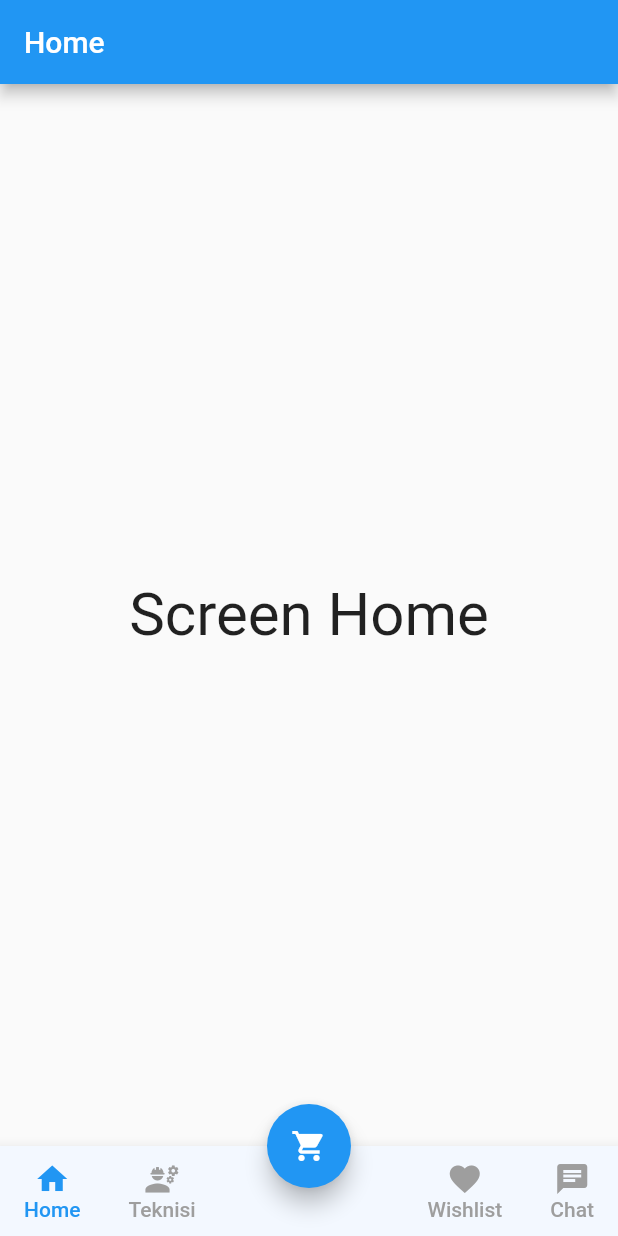
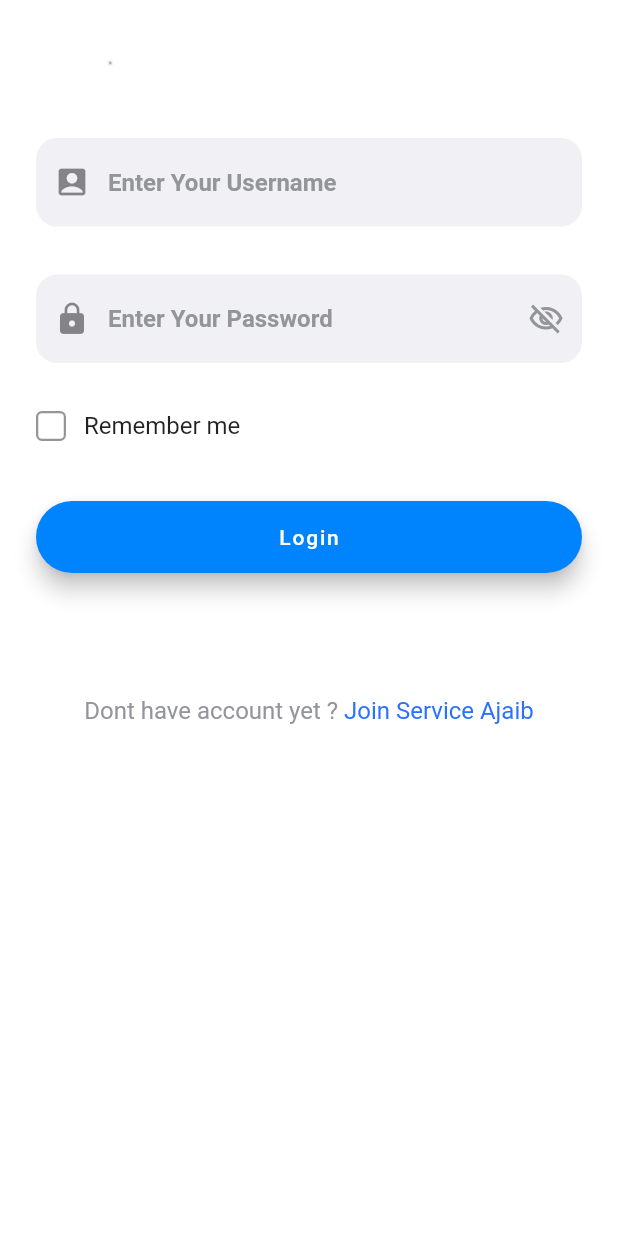
Before and after one commit to anommudita/serviceajaib, a Flutter app: the screen it shows after launch, on a phone screen of 412 x 824 dp. Run offline on Flutter 3.47's test engine with Material 2 defaults, Android fonts, the phone set to English and light mode, and no system bars.

Commit message:
upload file

```diff
--- /dev/null
+++ b/service_ajaib/lib/auth/login.dart
@@ -0,0 +1,181 @@
+import 'package:flutter/cupertino.dart';
+import 'package:flutter/material.dart';
+import 'package:service_ajaib/auth/regist.dart';
+import 'package:service_ajaib/auth/theme.dart';
+import 'package:service_ajaib/main.dart';
+import 'package:service_ajaib/widgets/custom_checkbox.dart';
+import 'package:service_ajaib/widgets/primary_button.dart';
+import '../bottom_navigator/bottomnav.dart';
+
+class LoginPage extends StatefulWidget {
+  const LoginPage({Key? key}) : super(key: key);
+
+  @override
+  _LoginPageState createState() => _LoginPageState();
+}
+
+class _LoginPageState extends State<LoginPage> {
+  bool passwordVisible = false;
+  void togglePassword() {
+    setState(() {
+      passwordVisible = !passwordVisible;
+    });
+  }
+
+  @override
+  Widget build(BuildContext context) {
+    return Scaffold(
+      backgroundColor: Colors.white,
+      body: Center(
+        child: Padding(
+          padding: EdgeInsets.fromLTRB(24, 40, 24, 0),
+          child: Column(
+            crossAxisAlignment: CrossAxisAlignment.start,
+            children: [
+              Column(
+                crossAxisAlignment: CrossAxisAlignment.start,
+                children: [
+                  Image.asset(
+                    'assets/images/logoSA.jpeg',
+                    width: 99,
+                    height: 4,
+                  )
+                ],
+              ),
+              SizedBox(
+                height: 48,
+              ),
+              Form(
+                  child: Column(
+                children: <Widget>[
+                  Container(
+                    decoration: BoxDecoration(
+                        color: textWhiteGrey,
+                        borderRadius: BorderRadius.circular(14)),
+                    child: TextFormField(
+                      decoration: InputDecoration(
+                          prefixIcon: Icon(Icons.account_box),
+                          hintText: 'Enter Your Username',
+                          hintStyle: heading6.copyWith(color: textGrey),
+                          border:
+                              OutlineInputBorder(borderSide: BorderSide.none)),
+                    ),
+                  ),
+                  SizedBox(
+                    height: 32,
+                  ),
+                  Container(
+                    decoration: BoxDecoration(
+                        color: textWhiteGrey,
+                        borderRadius: BorderRadius.circular(14)),
+                    child: TextFormField(
+                      obscureText: !passwordVisible,
+                      decoration: InputDecoration(
+                          prefixIcon: Icon(Icons.lock),
+                          hintText: 'Enter Your Password',
+                          hintStyle: heading6.copyWith(color: textGrey),
+                          suffixIcon: IconButton(
+                            color: textGrey,
+                            splashRadius: 1,
+                            icon: Icon(passwordVisible
+                                ? Icons.visibility_outlined
+                                : Icons.visibility_off_outlined),
+                            onPressed: togglePassword,
+                          ),
+                          border:
+                              OutlineInputBorder(borderSide: BorderSide.none)),
+                    ),
+                  )
+                ],
+              )),
+              SizedBox(
+                height: 32,
+              ),
+              Row(
+                mainAxisAlignment: MainAxisAlignment.start,
+                children: [
+                  CustomCheckbox(),
+                  SizedBox(
+                    width: 12,
+                  ),
+                  Text(
+                    'Remember me',
+                    style: regular16pt,
+                  )
+                ],
+              ),
+              SizedBox(
+                height: 32,
+              ),
+              InkWell(
+                child: Container(
+                  padding: EdgeInsets.symmetric(vertical: 8.0),
+                  width: double.infinity,
+                  child: FloatingActionButton.extended(
+                      heroTag: "login",
+                      backgroundColor: const Color(0xff0084FE),
+                      onPressed: () {
+                        Route route = MaterialPageRoute(
+                            builder: (context) => MyHomePage(title: 'home'));
+                        Navigator.push(context, route);
+                      },
+                      label: const Text("Login")),
+                  /*child: Text(
+              'Login',
+              style: TextStyle(color: Colors.indigo[500]),
+              textAlign: TextAlign.center,
+            ),
+            decoration: BoxDecoration(
+              color: Colors.white,
+              borderRadius: BorderRadius.circular(30.0),
+            ),*/
+                ),
+              ),
+              SizedBox(
+                height: 24,
+              ),
+              // Center(
+              //   child: Text(
+              //     'Or',
+              //     style: heading6.copyWith(color: textGrey),
+              //   ),
+              // ),
+              // SizedBox(
+              //   height: 24,
+              // ),
+              // CustomPrimaryButton(
+              //   buttonColor: colorLight,
+              //   textValue: 'Login with Google',
+              //   textColor: textBlack,
+              // ),
+              SizedBox(
+                height: 50,
+              ),
+              Row(
+                mainAxisAlignment: MainAxisAlignment.center,
+                children: [
+                  Text(
+                    'Dont have account yet ? ',
+                    style: regular16pt.copyWith(color: textGrey),
+                  ),
+                  GestureDetector(
+                    onTap: () {
+                      Navigator.push(
+                          context,
+                          MaterialPageRoute(
+                              builder: (context) => RegisterPage()));
+                    },
+                    child: Text(
+                      'Join Service Ajaib',
+                      style: regular16pt.copyWith(color: primaryBlue),
+                    ),
+                  )
+                ],
+              )
+            ],
+          ),
+        ),
+      ),
+    );
+  }
+}
--- /dev/null
+++ b/service_ajaib/lib/auth/theme.dart
@@ -0,0 +1,27 @@
+import 'package:flutter/material.dart';
+
+Color primaryBlue = Color(0xff2972ff);
+Color colorLight = Color(0xfffbfbfb);
+Color textBlack = Color(0xff222222);
+Color textGrey = Color(0xff94959b);
+Color textWhiteGrey = Color(0xfff1f1f5);
+
+TextStyle heading2 = TextStyle(
+  fontSize: 24,
+  fontWeight: FontWeight.w700,
+);
+
+TextStyle heading5 = TextStyle(
+  fontSize: 18,
+  fontWeight: FontWeight.w600,
+);
+
+TextStyle heading6 = TextStyle(
+  fontSize: 16,
+  fontWeight: FontWeight.w600,
+);
+
+TextStyle regular16pt = TextStyle(
+  fontSize: 16,
+  fontWeight: FontWeight.w400,
+);
--- a/service_ajaib/lib/bottom_navigator/bottomnav.dart
+++ b/service_ajaib/lib/bottom_navigator/bottomnav.dart
@@ -5,7 +5,7 @@ import 'package:service_ajaib/bottom_navigator/favorite_bottnav.dart';
 import 'package:service_ajaib/bottom_navigator/chat_bottnav.dart';
 
 class BottomNavApp extends StatefulWidget {
-  BottomNavApp({Key? key}) : super(key: key);
+  const BottomNavApp({Key? key}) : super(key: key);
 
   @override
   State<BottomNavApp> createState() => _BottomNavAppState();
--- a/service_ajaib/lib/main.dart
+++ b/service_ajaib/lib/main.dart
@@ -1,10 +1,9 @@
 import 'package:flutter/material.dart';
+import 'package:service_ajaib/auth/splash_screen.dart';
 import 'package:service_ajaib/bottom_navigator/bottomnav.dart';
 
 void main() {
-  runApp(MaterialApp(
-    home: MyApp(),
-  ));
+  runApp(const MyApp());
 }
 
 class MyApp extends StatelessWidget {
@@ -13,6 +12,37 @@ class MyApp extends StatelessWidget {
   @override
   Widget build(BuildContext context) {
     return MaterialApp(
-        debugShowCheckedModeBanner: false, home: new BottomNavApp());
+      debugShowCheckedModeBanner: false,
+      title: 'bottom nav',
+      /*routes: {
+        LoginPage.routeName : (context) => const LoginPage(),
+        RegisterPage.routeName : (context) => const RegisterPage(),
+        MyHomePage.routeName : (context) => const MyHomePage(title: 'home'),
+      },*/
+      theme: ThemeData(
+        primarySwatch: Colors.blue,
+      ),
+      //home: const MyHomePage(title: ' '),
+      home: const SplashScreenPage(),
+    );
   }
 }
+
+class MyHomePage extends StatefulWidget {
+  const MyHomePage({Key? key, required this.title}) : super(key: key);
+
+  final String title;
+  @override
+  State<MyHomePage> createState() => _MyHomePageState();
+}
+
+class _MyHomePageState extends State<MyHomePage> {
+  @override
+  Widget build(BuildContext context) {
+    return const MaterialApp(
+        debugShowCheckedModeBanner: false,
+        home: Scaffold(
+          body: BottomNavApp(),
+        ));
+  }
+}
--- /dev/null
+++ b/service_ajaib/lib/widgets/custom_checkbox.dart
@@ -0,0 +1,40 @@
+import 'package:flutter/material.dart';
+
+import '../auth/theme.dart';
+
+class CustomCheckbox extends StatefulWidget {
+  const CustomCheckbox({Key? key}) : super(key: key);
+
+  @override
+  _CustomCheckboxState createState() => _CustomCheckboxState();
+}
+
+class _CustomCheckboxState extends State<CustomCheckbox> {
+  bool isChecked = false;
+
+  @override
+  Widget build(BuildContext context) {
+    return GestureDetector(
+      onTap: () {
+        setState(() {
+          isChecked = !isChecked;
+        });
+      },
+      child: Container(
+        decoration: BoxDecoration(
+            color: isChecked ? primaryBlue : Colors.transparent,
+            borderRadius: BorderRadius.circular(4),
+            border: isChecked ? null : Border.all(color: textGrey, width: 1.5)),
+        width: 20,
+        height: 20,
+        child: isChecked
+            ? Icon(
+                Icons.check,
+                size: 20,
+                color: Colors.white,
+              )
+            : null,
+      ),
+    );
+  }
+}
```
Also changed, not shown: service_ajaib/lib/auth/regist.dart (added, +180 -0 lines), service_ajaib/lib/auth/splash_screen.dart (added, +47 -0 lines), service_ajaib/lib/widgets/primary_button.dart (added, +40 -0 lines), service_ajaib/pubspec.yaml (+3 -5 lines), service_ajaib/assets/images/Logofix.jpeg (added), service_ajaib/assets/images/logoSA.jpeg (added), service_ajaib/pubspec.lock, 1 other file.
